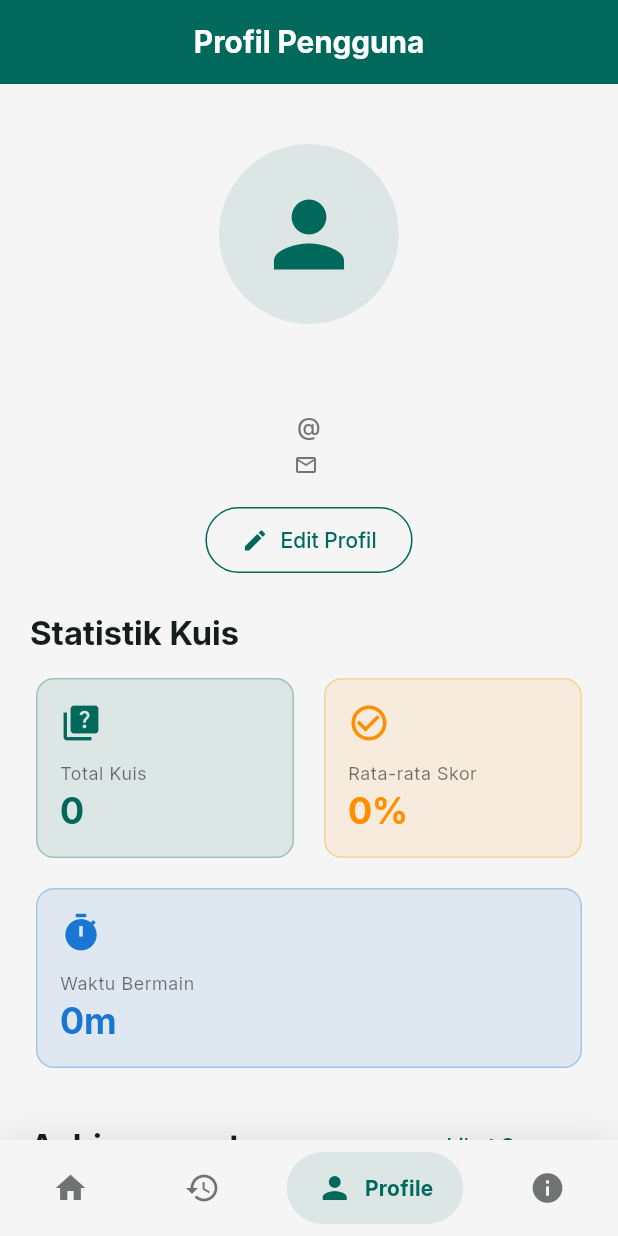
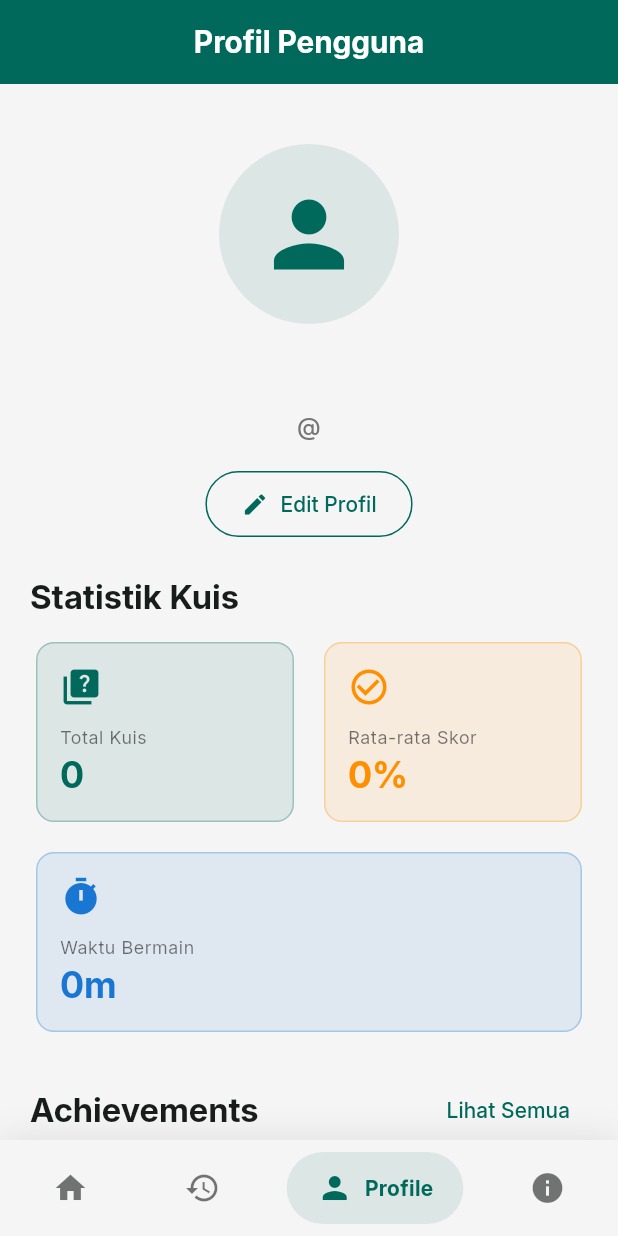
Before and after one commit to kanochiiyo/quizverse-v2, a Flutter app: the screen it shows once a user with an empty profile is signed in, item 3 of the bottom bar chosen, on a phone screen of 412 x 824 dp. Run offline on Flutter 3.47's test engine with Material 3 defaults, Android fonts, the phone set to English and light mode, and no system bars; drawn by our look-alikes of google_nav_bar; our stand-ins replace cloud_firestore, confetti, dio, firebase_auth, firebase_core, flutter_local_notifications and 8 more; accounts and stored records are empty; network calls fail.

Commit message:
refactor(code): cleaning code

```diff
--- a/lib/controllers/quiz_controller.dart
+++ b/lib/controllers/quiz_controller.dart
@@ -16,7 +16,6 @@ class QuizController {
     required String category,
     required String difficulty,
   }) async {
-    // Get quiz data from API service
     return await _service.fetchQuizData(
       amount: amount,
       category: category,
--- a/lib/models/room_model.dart
+++ b/lib/models/room_model.dart
@@ -144,8 +144,6 @@ class RoomParticipant {
   final int correctAnswers;
   final bool isReady;
   final bool hasFinished;
-
-  // ⬇️ Tambahan buat LBS
   final double? latitude;
   final double? longitude;
   final String? address;
--- a/lib/services/achievement_service.dart
+++ b/lib/services/achievement_service.dart
@@ -5,7 +5,6 @@ import 'package:quizverse/services/firestore_service.dart';
 class AchievementService {
   final FirestoreService _firestoreService = FirestoreService();
 
-  // Getter template List Achievement saat ini yang tersedia
   List<AchievementModel> get allAchievements => [
     AchievementModel(
       id: 'first_quiz',
@@ -54,7 +53,7 @@ class AchievementService {
       title: 'Explorer',
       description: 'Coba semua kategori quiz',
       icon: '🗺️',
-      requiredValue: 24, // Total kategori dari API
+      requiredValue: 24,
     ),
     AchievementModel(
       id: 'speed_demon',
@@ -72,7 +71,6 @@ class AchievementService {
     ),
   ];
 
-  // Ambil user achievement dari Firestore
   Future<List<AchievementModel>> getUserAchievements(String userId) async {
     try {
       final achievements = await _firestoreService.getUserAchievements(
@@ -86,36 +84,29 @@ class AchievementService {
     }
   }
 
-  // Kalkulasi ulang progress user
   Future<List<AchievementModel>> recalculateAndSaveProgress(
     String userId,
   ) async {
     try {
-      // Ambil riwayat quiz yang udah diselesaikan oleh user
       final history = await _firestoreService.getQuizHistory(userId);
 
-      // Ambil dulu achievement yang user udah punya dan juga progressnya
       final savedAchievements = await getUserAchievements(userId);
 
       final finalAchievements = <AchievementModel>[];
 
-      // Update berdasarkan data yang udah diambil tadi
       for (var template in allAchievements) {
-        // Kita bikin variabel saved
         final saved = savedAchievements.firstWhere(
           (a) => a.id == template.id,
-          orElse: () => template, // Gunakan template jika tidak ada
+          orElse: () => template,
         );
 
-        // Kalo udah ke-unlocked, skip aja
         if (saved.isUnlocked) {
           finalAchievements.add(saved);
-          continue; // Lanjut ke achievement berikutnya
+          continue;
         }
 
-        // Untuk update nilainya
         int currentValue = 0;
-        // Ini untuk achievement tentang berapa quiz yang udah diselesaikan
+
         switch (template.id) {
           case 'first_quiz':
           case 'quiz_5':
@@ -124,7 +115,7 @@ class AchievementService {
           case 'quiz_100':
             currentValue = history.length;
             break;
-          // Ini untuk achievement tentang berapa skor sempurna yang didapatkan user
+
           case 'perfect_score':
           case 'perfect_5':
             currentValue = history.where((h) {
@@ -135,7 +126,6 @@ class AchievementService {
             }).length;
             break;
 
-          // Ini untuk achievement tentang jumlah quiz unik yang udah dikerjakan oleh user
           case 'all_categories':
             final uniqueCategories = history
                 .map((h) => h['category'] as String?)
@@ -145,7 +135,6 @@ class AchievementService {
             currentValue = uniqueCategories;
             break;
 
-          // Ini untuk achievement tentang kecepatan user dalam mengerjakan quiz
           case 'speed_demon':
             currentValue = history.where((h) {
               final duration = h['duration'] as int? ?? 0;
@@ -153,7 +142,6 @@ class AchievementService {
             }).length;
             break;
 
-          // Ini untuk achievement tentang berapa hard quiz yang udah diselesaikan oleh user
           case 'hard_mode':
             currentValue = history.where((h) {
               final difficulty = h['difficulty'] as String? ?? '';
@@ -162,10 +150,8 @@ class AchievementService {
             break;
         }
 
-        // Apakah setelah dicek current value udah memenuhi required value
         final bool isNowUnlocked = currentValue >= template.requiredValue;
 
-        // Update progress
         finalAchievements.add(
           template.copyWith(
             currentValue: currentValue,
@@ -175,7 +161,6 @@ class AchievementService {
         );
       }
 
-      // Simpan ke Firestore
       await _firestoreService.saveUserAchievements(userId, finalAchievements);
 
       return finalAchievements;
@@ -193,13 +178,12 @@ class AchievementService {
 
     final newlyUnlocked = <AchievementModel>[];
 
-    // Looping untuk membandingkan progress yang lama dengan yang baru
     for (var i = 0; i < currentAchievements.length; i++) {
       final current = currentAchievements[i];
 
       final previous = previousAchievements.firstWhere(
         (a) => a.id == current.id,
-        orElse: () => current, // fallback
+        orElse: () => current,
       );
 
       if (current.isUnlocked && !previous.isUnlocked) {
--- a/lib/services/profile_service.dart
+++ b/lib/services/profile_service.dart
@@ -63,7 +63,6 @@ class ProfileService {
     }
   }
 
-  /// Cek apakah username sudah dipakai user lain
   Future<bool> isUsernameAvailable(
     String username,
     String currentUserId,
@@ -75,10 +74,9 @@ class ProfileService {
           .get();
 
       if (querySnapshot.docs.isEmpty) {
-        return true; // Username available
+        return true;
       }
 
-      // Cek apakah username ini milik user sendiri
       final existingUser = querySnapshot.docs.first;
       return existingUser.id == currentUserId;
     } catch (e) {
@@ -87,7 +85,6 @@ class ProfileService {
     }
   }
 
-  /// Get user profile data
   Future<Map<String, dynamic>?> getUserProfile(String userId) async {
     try {
       final docSnapshot = await _firestore
--- a/lib/views/home/profile_view.dart
+++ b/lib/views/home/profile_view.dart
@@ -629,25 +629,6 @@ class _ProfileViewState extends State<ProfileView> {
             textAlign: TextAlign.center,
           ),
 
-        if (_email != null)
-          Padding(
-            padding: const EdgeInsets.only(top: 4),
-            child: Row(
-              mainAxisAlignment: MainAxisAlignment.center,
-              children: [
-                Icon(Icons.email_outlined, size: 16, color: Colors.grey[600]),
-                const SizedBox(width: 4),
-                Text(
-                  _email!,
-                  style: theme.textTheme.bodyMedium?.copyWith(
-                    color: Colors.grey[600],
-                  ),
-                  textAlign: TextAlign.center,
-                ),
-              ],
-            ),
-          ),
-
         const SizedBox(height: 16),
         OutlinedButton.icon(
           onPressed: _isLoadingProfile ? null : _navigateToEditProfile,
--- a/lib/views/multiplayer/leaderboard_view.dart
+++ b/lib/views/multiplayer/leaderboard_view.dart
@@ -119,7 +119,6 @@ class _LeaderboardViewState extends State<LeaderboardView> {
         userRank: _userRank,
         duration: quizDuration,
         userAnswersJson: answersJson,
-        // ⬇️ kirim lokasi dari participant
         latitude: _currentUserData!.latitude,
         longitude: _currentUserData!.longitude,
         address: _currentUserData!.address,
--- a/lib/views/multiplayer/multiplayer_quiz_view.dart
+++ b/lib/views/multiplayer/multiplayer_quiz_view.dart
@@ -159,7 +159,6 @@ class _MultiplayerQuizViewState extends State<MultiplayerQuizView> {
         }
       }
 
-      // Kirim score beserta data lokasi
       await _multiplayerService.updateParticipantScore(
         roomId: widget.room.roomId,
         userId: userId,
```
Also changed, not shown: lib/controllers/auth_controller.dart (+0 -8 lines), lib/services/notification_service.dart (+3 -13 lines), lib/views/home/about_view.dart (+1 -16 lines), lib/views/home/history_detail_view.dart (+2 -10 lines), lib/views/home/history_view.dart (+2 -20 lines), lib/views/home/quiz_view.dart (+5 -31 lines), lib/views/multiplayer/waiting_room_view.dart (+2 -6 lines).
